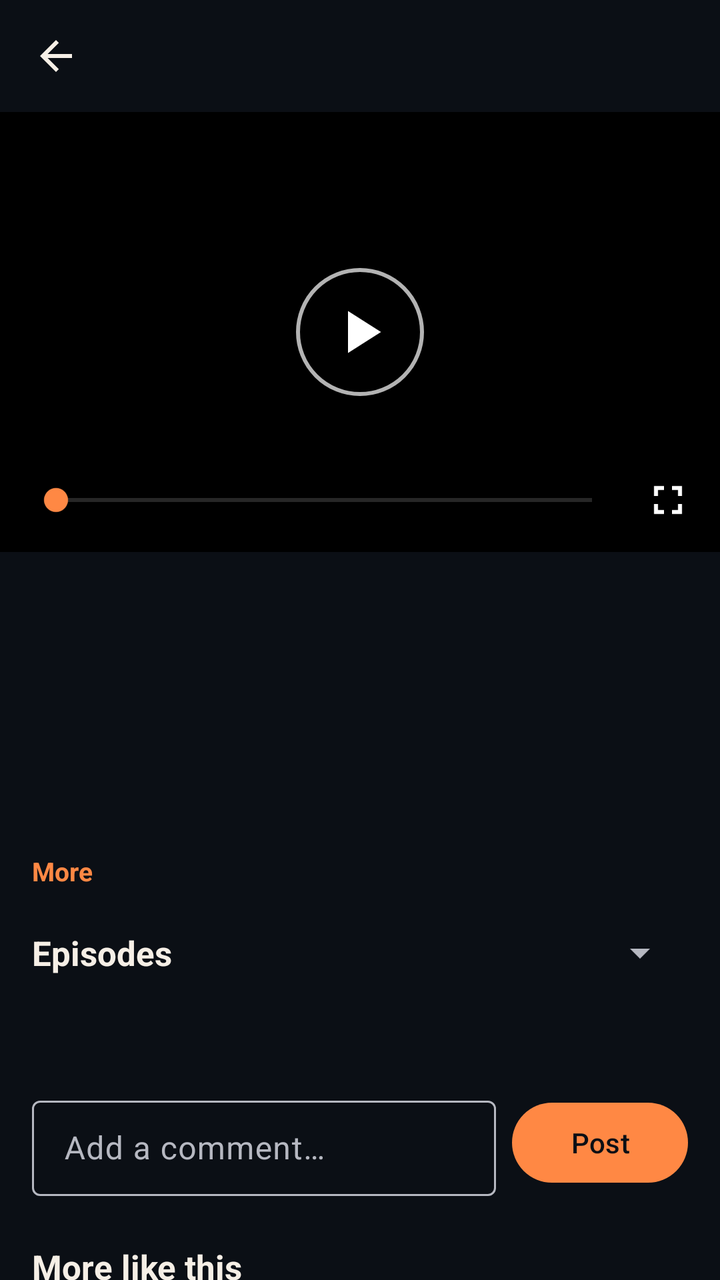
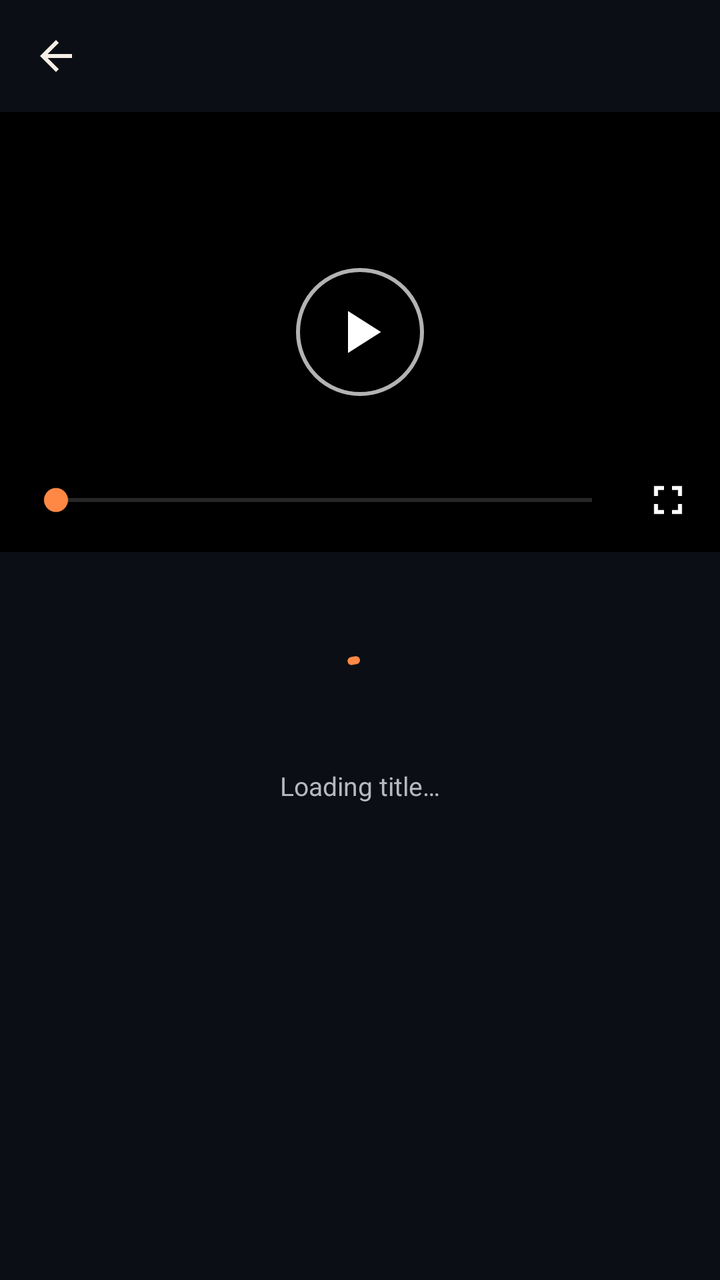

Compare the two renders of this Android layout. The source of the first and the diff that turns it into the second are given below.
<!-- AndroidManifest.xml: application theme Theme.SakugaVault -->
<!-- res/layout/activity_watch.xml -->
<?xml version="1.0" encoding="utf-8"?>
<LinearLayout xmlns:android="http://schemas.android.com/apk/res/android"
    xmlns:app="http://schemas.android.com/apk/res-auto"
    android:id="@+id/root"
    android:layout_width="match_parent"
    android:layout_height="match_parent"
    android:background="@color/sv_bg"
    android:orientation="vertical">

    <LinearLayout
        android:id="@+id/topBar"
        android:layout_width="match_parent"
        android:layout_height="56dp"
        android:gravity="center_vertical"
        android:orientation="horizontal"
        android:paddingStart="4dp"
        android:paddingEnd="16dp">

        <ImageButton
            android:id="@+id/btnBack"
            android:layout_width="48dp"
            android:layout_height="48dp"
            android:background="?attr/selectableItemBackgroundBorderless"
            android:contentDescription="@string/cd_back"
            android:src="@drawable/ic_arrow_back"
            android:tint="@color/sv_text" />

        <TextView
            android:id="@+id/tvTopTitle"
            android:layout_width="0dp"
            android:layout_height="wrap_content"
            android:layout_marginStart="4dp"
            android:layout_weight="1"
            android:ellipsize="end"
            android:maxLines="1"
            android:textColor="@color/sv_text"
            android:textSize="17sp"
            android:textStyle="bold" />
    </LinearLayout>

    <FrameLayout
        android:id="@+id/playerContainer"
        android:layout_width="match_parent"
        android:layout_height="220dp"
        android:background="@color/black">

        <TextView
            android:id="@+id/playerArt"
            android:layout_width="match_parent"
            android:layout_height="match_parent"
            android:alpha="0.35"
            android:gravity="center"
            android:padding="24dp"
            android:textColor="@color/white"
            android:textSize="34sp"
            android:textStyle="bold" />

        <TextView
            android:id="@+id/tvResolving"
            android:layout_width="wrap_content"
            android:layout_height="wrap_content"
            android:layout_gravity="center"
            android:text="Resolving stream…"
            android:textColor="@color/white"
            android:textSize="14sp"
            android:visibility="gone" />

        <ImageButton
            android:id="@+id/btnPlayPause"
            android:layout_width="64dp"
            android:layout_height="64dp"
            android:layout_gravity="center"
            android:background="@drawable/bg_play_button"
            android:contentDescription="@string/cd_play_pause"
            android:padding="14dp"
            android:scaleType="fitCenter"
            android:src="@drawable/ic_play"
            android:tint="@color/white" />

        <LinearLayout
            android:id="@+id/playerControls"
            android:layout_width="match_parent"
            android:layout_height="wrap_content"
            android:layout_gravity="bottom"
            android:background="@drawable/bg_controls"
            android:gravity="center_vertical"
            android:orientation="horizontal"
            android:paddingStart="12dp"
            android:paddingTop="16dp"
            android:paddingEnd="4dp"
            android:paddingBottom="4dp">

            <TextView
                android:id="@+id/tvTime"
                android:layout_width="wrap_content"
                android:layout_height="wrap_content"
                android:textColor="@color/white"
                android:textSize="12sp" />

            <SeekBar
                android:id="@+id/seekBar"
                android:layout_width="0dp"
                android:layout_height="wrap_content"
                android:layout_weight="1"
                android:progressBackgroundTint="#80FFFFFF"
                android:progressTint="@color/sv_accent"
                android:thumbTint="@color/sv_accent" />

            <ImageButton
                android:id="@+id/btnFullscreen"
                android:layout_width="44dp"
                android:layout_height="44dp"
                android:background="?attr/selectableItemBackgroundBorderless"
                android:contentDescription="@string/cd_fullscreen"
                android:src="@drawable/ic_fullscreen"
                android:tint="@color/white" />
        </LinearLayout>
    </FrameLayout>

    <androidx.core.widget.NestedScrollView
        android:id="@+id/detailsScroll"
        android:layout_width="match_parent"
        android:layout_height="0dp"
        android:layout_weight="1">

        <LinearLayout
            android:layout_width="match_parent"
            android:layout_height="wrap_content"
            android:orientation="vertical"
            android:padding="16dp">

            <LinearLayout
                android:layout_width="match_parent"
                android:layout_height="wrap_content"
                android:gravity="center_vertical"
                android:orientation="horizontal">

                <com.google.android.material.button.MaterialButtonToggleGroup
                    android:id="@+id/langToggle"
                    android:layout_width="wrap_content"
                    android:layout_height="wrap_content"
                    app:checkedButton="@id/btnSub"
                    app:selectionRequired="true"
                    app:singleSelection="true">

                    <Button
                        android:id="@+id/btnSub"
                        style="?attr/materialButtonOutlinedStyle"
                        android:layout_width="wrap_content"
                        android:layout_height="wrap_content"
                        android:text="SUB" />

                    <Button
                        android:id="@+id/btnDub"
                        style="?attr/materialButtonOutlinedStyle"
                        android:layout_width="wrap_content"
                        android:layout_height="wrap_content"
                        android:text="DUB" />
                </com.google.android.material.button.MaterialButtonToggleGroup>

                <TextView
                    android:id="@+id/tvLangInfo"
                    style="@style/SvMuted"
                    android:layout_width="0dp"
                    android:layout_height="wrap_content"
                    android:layout_marginStart="12dp"
                    android:layout_weight="1"
                    android:textSize="12sp" />
            </LinearLayout>

            <TextView
                android:id="@+id/tvSyncStatus"
                android:layout_width="match_parent"
                android:layout_height="wrap_content"
                android:layout_marginTop="8dp"
                android:textColor="@color/sv_success"
                android:textSize="12sp" />

            <TextView
                android:id="@+id/tvTitle"
                android:layout_width="match_parent"
                android:layout_height="wrap_content"
                android:layout_marginTop="12dp"
                android:textColor="@color/sv_text"
                android:textSize="22sp"
                android:textStyle="bold" />

            <TextView
                android:id="@+id/tvMeta"
                style="@style/SvMuted"
                android:layout_width="match_parent"
                android:layout_height="wrap_content"
                android:layout_marginTop="2dp" />

            <TextView
                android:id="@+id/tvSynopsis"
                android:layout_width="match_parent"
                android:layout_height="wrap_content"
                android:layout_marginTop="10dp"
                android:ellipsize="end"
                android:maxLines="2"
                android:textColor="@color/sv_text"
                android:textSize="14sp" />

            <TextView
                android:id="@+id/tvMore"
                android:layout_width="wrap_content"
                android:layout_height="wrap_content"
                android:paddingTop="4dp"
                android:paddingBottom="4dp"
                android:text="More"
                android:textColor="@color/sv_accent"
                android:textSize="13sp"
                android:textStyle="bold" />

            <LinearLayout
                android:layout_width="match_parent"
                android:layout_height="wrap_content"
                android:layout_marginTop="16dp"
                android:layout_marginBottom="8dp"
                android:gravity="center_vertical"
                android:orientation="horizontal">

                <TextView
                    style="@style/SvSectionTitle"
                    android:layout_width="0dp"
                    android:layout_weight="1"
                    android:text="Episodes" />

                <Spinner
                    android:id="@+id/seasonSpinner"
                    android:layout_width="wrap_content"
                    android:layout_height="wrap_content" />
            </LinearLayout>

            <androidx.recyclerview.widget.RecyclerView
                android:id="@+id/episodeList"
                android:layout_width="match_parent"
                android:layout_height="wrap_content"
                android:nestedScrollingEnabled="false" />

            <TextView
                android:id="@+id/tvCommentsHeader"
                style="@style/SvSectionTitle"
                android:layout_marginTop="18dp"
                android:layout_marginBottom="8dp" />

            <LinearLayout
                android:layout_width="match_parent"
                android:layout_height="wrap_content"
                android:gravity="center_vertical"
                android:orientation="horizontal">

                <com.google.android.material.textfield.TextInputLayout
                    style="@style/Widget.Material3.TextInputLayout.OutlinedBox.Dense"
                    android:layout_width="0dp"
                    android:layout_height="wrap_content"
                    android:layout_weight="1"
                    android:hint="Add a comment…">

                    <com.google.android.material.textfield.TextInputEditText
                        android:id="@+id/etComment"
                        android:layout_width="match_parent"
                        android:layout_height="wrap_content"
                        android:inputType="textCapSentences|textMultiLine"
                        android:maxLength="2000"
                        android:maxLines="3" />
                </com.google.android.material.textfield.TextInputLayout>

                <com.google.android.material.button.MaterialButton
                    android:id="@+id/btnPost"
                    android:layout_width="wrap_content"
                    android:layout_height="wrap_content"
                    android:layout_marginStart="8dp"
                    android:text="Post" />
            </LinearLayout>

            <androidx.recyclerview.widget.RecyclerView
                android:id="@+id/commentList"
                android:layout_width="match_parent"
                android:layout_height="wrap_content"
                android:layout_marginTop="6dp"
                android:nestedScrollingEnabled="false" />

            <TextView
                style="@style/SvSectionTitle"
                android:layout_marginTop="18dp"
                android:layout_marginBottom="10dp"
                android:text="More like this" />

            <androidx.recyclerview.widget.RecyclerView
                android:id="@+id/similarList"
                android:layout_width="match_parent"
                android:layout_height="wrap_content"
                android:clipToPadding="false" />
        </LinearLayout>
    </androidx.core.widget.NestedScrollView>
</LinearLayout>
<!-- resources referenced by this layout -->
<resources>
  <color name="black">#FF000000</color>
  <color name="sv_accent">#FFFF8844</color>
  <color name="sv_bg">#FF0B0F15</color>
  <color name="sv_success">#FF7BE0B8</color>
  <color name="sv_text">#FFF6EFE6</color>
  <color name="white">#FFFFFFFF</color>
  <!-- drawable bg_controls (drawable) -->
  <?xml version="1.0" encoding="utf-8"?>
  <shape xmlns:android="http://schemas.android.com/apk/res/android" android:shape="rectangle">
      <gradient
          android:angle="90"
          android:endColor="#00000000"
          android:startColor="#CC000000" />
  </shape>
  <!-- drawable bg_play_button (drawable) -->
  <?xml version="1.0" encoding="utf-8"?>
  <shape xmlns:android="http://schemas.android.com/apk/res/android" android:shape="oval">
      <solid android:color="#99000000" />
      <stroke android:width="2dp" android:color="#B3FFFFFF" />
  </shape>
  <!-- drawable ic_arrow_back (drawable) -->
  <?xml version="1.0" encoding="utf-8"?>
  <vector xmlns:android="http://schemas.android.com/apk/res/android"
      android:width="24dp"
      android:height="24dp"
      android:viewportWidth="24"
      android:viewportHeight="24">
      <path
          android:fillColor="#FFFFFFFF"
          android:pathData="M20,11H7.83l5.59,-5.59L12,4l-8,8 8,8 1.41,-1.41L7.83,13H20v-2z" />
  </vector>
  <!-- drawable ic_fullscreen (drawable) -->
  <?xml version="1.0" encoding="utf-8"?>
  <vector xmlns:android="http://schemas.android.com/apk/res/android"
      android:width="24dp"
      android:height="24dp"
      android:viewportWidth="24"
      android:viewportHeight="24">
      <path
          android:fillColor="#FFFFFFFF"
          android:pathData="M7,14H5v5h5v-2H7v-3zM5,10h2V7h3V5H5v5zM17,17h-3v2h5v-5h-2v3zM14,5v2h3v3h2V5h-5z" />
  </vector>
  <!-- drawable ic_play (drawable) -->
  <?xml version="1.0" encoding="utf-8"?>
  <vector xmlns:android="http://schemas.android.com/apk/res/android"
      android:width="24dp"
      android:height="24dp"
      android:viewportWidth="24"
      android:viewportHeight="24">
      <path
          android:fillColor="#FFFFFFFF"
          android:pathData="M8,5v14l11,-7z" />
  </vector>
  <string name="cd_back">Back</string>
  <string name="cd_fullscreen">Full screen</string>
  <string name="cd_play_pause">Play or pause</string>
  <style name="SvMuted">
          <item name="android:textColor">@color/sv_muted</item>
          <item name="android:textSize">13sp</item>
      </style>
  <style name="SvSectionTitle">
          <item name="android:layout_width">wrap_content</item>
          <item name="android:layout_height">wrap_content</item>
          <item name="android:textColor">@color/sv_text</item>
          <item name="android:textSize">17sp</item>
          <item name="android:textStyle">bold</item>
      </style>
  <color name="sv_muted">#FFB6B8C1</color>
  <color name="sv_accent_dim">#FF3A2618</color>
  <color name="sv_accent_soft">#FFFFC774</color>
  <color name="sv_signal">#FF7DE6FF</color>
  <color name="sv_surface">#FF121722</color>
  <color name="sv_danger">#FFFF6B6B</color>
  <!-- unchanged entries left out for length: 1 -->
</resources>

<!-- the commit's change to res/layout/activity_watch.xml (unified diff, before → after) -->
@@ -44,6 +44,15 @@
         android:layout_height="220dp"
         android:background="@color/black">
 
+        
+        <ImageView
+            android:id="@+id/playerImage"
+            android:layout_width="match_parent"
+            android:layout_height="match_parent"
+            android:alpha="0.45"
+            android:contentDescription="@string/cd_poster"
+            android:scaleType="centerCrop" />
+
         <TextView
             android:id="@+id/playerArt"
             android:layout_width="match_parent"
@@ -129,170 +138,234 @@
             android:orientation="vertical"
             android:padding="16dp">
 
+            
             <LinearLayout
+                android:id="@+id/loadStatus"
                 android:layout_width="match_parent"
                 android:layout_height="wrap_content"
-                android:gravity="center_vertical"
-                android:orientation="horizontal">
-
-                <com.google.android.material.button.MaterialButtonToggleGroup
-                    android:id="@+id/langToggle"
+                android:gravity="center_horizontal"
+                android:orientation="vertical"
+                android:paddingTop="32dp"
+                android:paddingBottom="32dp">
+
+                <com.google.android.material.progressindicator.CircularProgressIndicator
+                    android:id="@+id/loadProgress"
                     android:layout_width="wrap_content"
                     android:layout_height="wrap_content"
-                    app:checkedButton="@id/btnSub"
-                    app:selectionRequired="true"
-                    app:singleSelection="true">
-
-                    <Button
-                        android:id="@+id/btnSub"
-                        style="?attr/materialButtonOutlinedStyle"
+                    android:indeterminate="true" />
+
+                <TextView
+                    android:id="@+id/tvLoadMessage"
+                    style="@style/SvMuted"
+                    android:layout_width="match_parent"
+                    android:layout_height="wrap_content"
+                    android:layout_marginTop="12dp"
+                    android:gravity="center"
+                    android:text="Loading title…" />
+
+                <com.google.android.material.button.MaterialButton
+                    android:id="@+id/btnRetry"
+                    android:layout_width="wrap_content"
+                    android:layout_height="wrap_content"
+                    android:layout_marginTop="12dp"
+                    android:text="Try again"
+                    android:visibility="gone" />
+            </LinearLayout>
+
+            <LinearLayout
+                android:id="@+id/detailsContent"
+                android:layout_width="match_parent"
+                android:layout_height="wrap_content"
+                android:orientation="vertical"
+                android:visibility="gone">
+
+                <LinearLayout
+                    android:layout_width="match_parent"
+                    android:layout_height="wrap_content"
+                    android:gravity="center_vertical"
+                    android:orientation="horizontal">
+
+                    <com.google.android.material.button.MaterialButtonToggleGroup
+                        android:id="@+id/langToggle"
                         android:layout_width="wrap_content"
                         android:layout_height="wrap_content"
-                        android:text="SUB" />
-
-                    <Button
-                        android:id="@+id/btnDub"
-                        style="?attr/materialButtonOutlinedStyle"
+                        app:checkedButton="@id/btnSub"
+                        app:selectionRequired="true"
+                        app:singleSelection="true">
+
+                        <Button
+                            android:id="@+id/btnSub"
+                            style="?attr/materialButtonOutlinedStyle"
+                            android:layout_width="wrap_content"
+                            android:layout_height="wrap_content"
+                            android:text="SUB" />
+
+                        <Button
+                            android:id="@+id/btnDub"
+                            style="?attr/materialButtonOutlinedStyle"
+                            android:layout_width="wrap_content"
+                            android:layout_height="wrap_content"
+                            android:text="DUB" />
+                    </com.google.android.material.button.MaterialButtonToggleGroup>
+
+                    <TextView
+                        android:id="@+id/tvLangInfo"
+                        style="@style/SvMuted"
+                        android:layout_width="0dp"
+                        android:layout_height="wrap_content"
+                        android:layout_marginStart="12dp"
+                        android:layout_weight="1"
+                        android:textSize="12sp" />
+                </LinearLayout>
+
+                <TextView
+                    android:id="@+id/tvSyncStatus"
+                    android:layout_width="match_parent"
+                    android:layout_height="wrap_content"
+                    android:layout_marginTop="8dp"
+                    android:textColor="@color/sv_success"
+                    android:textSize="12sp" />
+
+                <TextView
+                    android:id="@+id/tvTitle"
+                    android:layout_width="match_parent"
+                    android:layout_height="wrap_content"
+                    android:layout_marginTop="12dp"
+                    android:textColor="@color/sv_text"
+                    android:textSize="22sp"
+                    android:textStyle="bold" />
+
+                <TextView
+                    android:id="@+id/tvMeta"
+                    style="@style/SvMuted"
+                    android:layout_width="match_parent"
+                    android:layout_height="wrap_content"
+                    android:layout_marginTop="2dp" />
+
+                
+                <com.google.android.material.button.MaterialButton
+                    android:id="@+id/btnWatchlist"
+                    style="?attr/materialButtonOutlinedStyle"
+                    android:layout_width="wrap_content"
+                    android:layout_height="wrap_content"
+                    android:layout_marginTop="10dp"
+                    android:text="Add to Watchlist"
+                    android:textColor="@color/sv_text"
+                    app:icon="@drawable/ic_add"
+                    app:iconTint="@color/sv_text" />
+
+                <TextView
+                    android:id="@+id/tvSynopsis"
+                    android:layout_width="match_parent"
+                    android:layout_height="wrap_content"
+                    android:layout_marginTop="10dp"
+                    android:ellipsize="end"
+                    android:maxLines="2"
+                    android:textColor="@color/sv_text"
+                    android:textSize="14sp" />
+
+                <TextView
+                    android:id="@+id/tvMore"
+                    android:layout_width="wrap_content"
+                    android:layout_height="wrap_content"
+                    android:paddingTop="4dp"
+                    android:paddingBottom="4dp"
+                    android:text="More"
+                    android:textColor="@color/sv_accent"
+                    android:textSize="13sp"
+                    android:textStyle="bold" />
+
+                <LinearLayout
+                    android:layout_width="match_parent"
+                    android:layout_height="wrap_content"
+                    android:layout_marginTop="16dp"
+                    android:layout_marginBottom="4dp"
+                    android:gravity="center_vertical"
+                    android:orientation="horizontal">
+
+                    <TextView
+                        style="@style/SvSectionTitle"
+                        android:layout_width="0dp"
+                        android:layout_weight="1"
+                        android:text="Episodes" />
+
+                    <Spinner
+                        android:id="@+id/seasonSpinner"
+                        android:layout_width="wrap_content"
+                        android:layout_height="wrap_content" />
+                </LinearLayout>
+
+                <TextView
+                    android:id="@+id/tvEpisodesNote"
+                    style="@style/SvMuted"
+                    android:layout_width="match_parent"
+                    android:layout_height="wrap_content"
+                    android:layout_marginBottom="6dp"
+                    android:textSize="12sp"
+                    android:visibility="gone" />
+
+                <androidx.recyclerview.widget.RecyclerView
+                    android:id="@+id/episodeList"
+                    android:layout_width="match_parent"
+                    android:layout_height="wrap_content"
+                    android:nestedScrollingEnabled="false" />
+
+                <TextView
+                    android:id="@+id/tvCommentsHeader"
+                    style="@style/SvSectionTitle"
+                    android:layout_marginTop="18dp"
+                    android:layout_marginBottom="8dp" />
+
+                <LinearLayout
+                    android:layout_width="match_parent"
+                    android:layout_height="wrap_content"
+                    android:gravity="center_vertical"
+                    android:orientation="horizontal">
+
+                    <com.google.android.material.textfield.TextInputLayout
+                        style="@style/Widget.Material3.TextInputLayout.OutlinedBox.Dense"
+                        android:layout_width="0dp"
+                        android:layout_height="wrap_content"
+                        android:layout_weight="1"
+                        android:hint="Add a comment…">
+
+                        <com.google.android.material.textfield.TextInputEditText
+                            android:id="@+id/etComment"
+                            android:layout_width="match_parent"
+                            android:layout_height="wrap_content"
+                            android:inputType="textCapSentences|textMultiLine"
+                            android:maxLength="2000"
+                            android:maxLines="3" />
+                    </com.google.android.material.textfield.TextInputLayout>
+
+                    <com.google.android.material.button.MaterialButton
+                        android:id="@+id/btnPost"
                         android:layout_width="wrap_content"
                         android:layout_height="wrap_content"
-                        android:text="DUB" />
-                </com.google.android.material.button.MaterialButtonToggleGroup>
-
-                <TextView
-                    android:id="@+id/tvLangInfo"
-                    style="@style/SvMuted"
-                    android:layout_width="0dp"
-                    android:layout_height="wrap_content"
-                    android:layout_marginStart="12dp"
-                    android:layout_weight="1"
-                    android:textSize="12sp" />
+                        android:layout_marginStart="8dp"
+                        android:text="Post" />
+                </LinearLayout>
+
+                <androidx.recyclerview.widget.RecyclerView
+                    android:id="@+id/commentList"
+                    android:layout_width="match_parent"
+                    android:layout_height="wrap_content"
+                    android:layout_marginTop="6dp"
+                    android:nestedScrollingEnabled="false" />
+
+                <TextView
+                    android:id="@+id/tvSimilarHeader"
+                    style="@style/SvSectionTitle"
+                    android:layout_marginTop="18dp"
+                    android:layout_marginBottom="10dp"
+                    android:text="More like this" />
+
+                <androidx.recyclerview.widget.RecyclerView
+                    android:id="@+id/similarList"
+                    android:layout_width="match_parent"
+                    android:layout_height="wrap_content"
+                    android:clipToPadding="false" />
             </LinearLayout>
-
-            <TextView
-                android:id="@+id/tvSyncStatus"
-                android:layout_width="match_parent"
-                android:layout_height="wrap_content"
-                android:layout_marginTop="8dp"
-                android:textColor="@color/sv_success"
-                android:textSize="12sp" />
-
-            <TextView
-                android:id="@+id/tvTitle"
-                android:layout_width="match_parent"
-                android:layout_height="wrap_content"
-                android:layout_marginTop="12dp"
-                android:textColor="@color/sv_text"
-                android:textSize="22sp"
-                android:textStyle="bold" />
-
-            <TextView
-                android:id="@+id/tvMeta"
-                style="@style/SvMuted"
-                android:layout_width="match_parent"
-                android:layout_height="wrap_content"
-                android:layout_marginTop="2dp" />
-
-            <TextView
-                android:id="@+id/tvSynopsis"
-                android:layout_width="match_parent"
-                android:layout_height="wrap_content"
-                android:layout_marginTop="10dp"
-                android:ellipsize="end"
-                android:maxLines="2"
-                android:textColor="@color/sv_text"
-                android:textSize="14sp" />
-
-            <TextView
-                android:id="@+id/tvMore"
-                android:layout_width="wrap_content"
-                android:layout_height="wrap_content"
-                android:paddingTop="4dp"
-                android:paddingBottom="4dp"
-                android:text="More"
-                android:textColor="@color/sv_accent"
-                android:textSize="13sp"
-                android:textStyle="bold" />
-
-            <LinearLayout
-                android:layout_width="match_parent"
-                android:layout_height="wrap_content"
-                android:layout_marginTop="16dp"
-                android:layout_marginBottom="8dp"
-                android:gravity="center_vertical"
-                android:orientation="horizontal">
-
-                <TextView
-                    style="@style/SvSectionTitle"
-                    android:layout_width="0dp"
-                    android:layout_weight="1"
-                    android:text="Episodes" />
-
-                <Spinner
-                    android:id="@+id/seasonSpinner"
-                    android:layout_width="wrap_content"
-                    android:layout_height="wrap_content" />
-            </LinearLayout>
-
-            <androidx.recyclerview.widget.RecyclerView
-                android:id="@+id/episodeList"
-                android:layout_width="match_parent"
-                android:layout_height="wrap_content"
-                android:nestedScrollingEnabled="false" />
-
-            <TextView
-                android:id="@+id/tvCommentsHeader"
-                style="@style/SvSectionTitle"
-                android:layout_marginTop="18dp"
-                android:layout_marginBottom="8dp" />
-
-            <LinearLayout
-                android:layout_width="match_parent"
-                android:layout_height="wrap_content"
-                android:gravity="center_vertical"
-                android:orientation="horizontal">
-
-                <com.google.android.material.textfield.TextInputLayout
-                    style="@style/Widget.Material3.TextInputLayout.OutlinedBox.Dense"
-                    android:layout_width="0dp"
-                    android:layout_height="wrap_content"
-                    android:layout_weight="1"
-                    android:hint="Add a comment…">
-
-                    <com.google.android.material.textfield.TextInputEditText
-                        android:id="@+id/etComment"
-                        android:layout_width="match_parent"
-                        android:layout_height="wrap_content"
-                        android:inputType="textCapSentences|textMultiLine"
-                        android:maxLength="2000"
-                        android:maxLines="3" />
-                </com.google.android.material.textfield.TextInputLayout>
-
-                <com.google.android.material.button.MaterialButton
-                    android:id="@+id/btnPost"
-                    android:layout_width="wrap_content"
-                    android:layout_height="wrap_content"
-                    android:layout_marginStart="8dp"
-                    android:text="Post" />
-            </LinearLayout>
-
-            <androidx.recyclerview.widget.RecyclerView
-                android:id="@+id/commentList"
-                android:layout_width="match_parent"
-                android:layout_height="wrap_content"
-                android:layout_marginTop="6dp"
-                android:nestedScrollingEnabled="false" />
-
-            <TextView
-                style="@style/SvSectionTitle"
-                android:layout_marginTop="18dp"
-                android:layout_marginBottom="10dp"
-                android:text="More like this" />
-
-            <androidx.recyclerview.widget.RecyclerView
-                android:id="@+id/similarList"
-                android:layout_width="match_parent"
-                android:layout_height="wrap_content"
-                android:clipToPadding="false" />
         </LinearLayout>
     </androidx.core.widget.NestedScrollView>
 </LinearLayout>
<!-- resource entries referenced after the edit -->
@@ -20,6 +20,17 @@
       <solid android:color="#99000000" />
       <stroke android:width="2dp" android:color="#B3FFFFFF" />
   </shape>
+  <!-- drawable ic_add (drawable) -->
+  <?xml version="1.0" encoding="utf-8"?>
+  <vector xmlns:android="http://schemas.android.com/apk/res/android"
+      android:width="24dp"
+      android:height="24dp"
+      android:viewportWidth="24"
+      android:viewportHeight="24">
+      <path
+          android:fillColor="#FFFFFFFF"
+          android:pathData="M19,13h-6v6h-2v-6H5v-2h6V5h2v6h6v2z" />
+  </vector>
   <!-- drawable ic_arrow_back (drawable) -->
   <?xml version="1.0" encoding="utf-8"?>
   <vector xmlns:android="http://schemas.android.com/apk/res/android"
@@ -56,6 +67,7 @@
   <string name="cd_back">Back</string>
   <string name="cd_fullscreen">Full screen</string>
   <string name="cd_play_pause">Play or pause</string>
+  <string name="cd_poster">Poster</string>
   <style name="SvMuted">
           <item name="android:textColor">@color/sv_muted</item>
           <item name="android:textSize">13sp</item>
